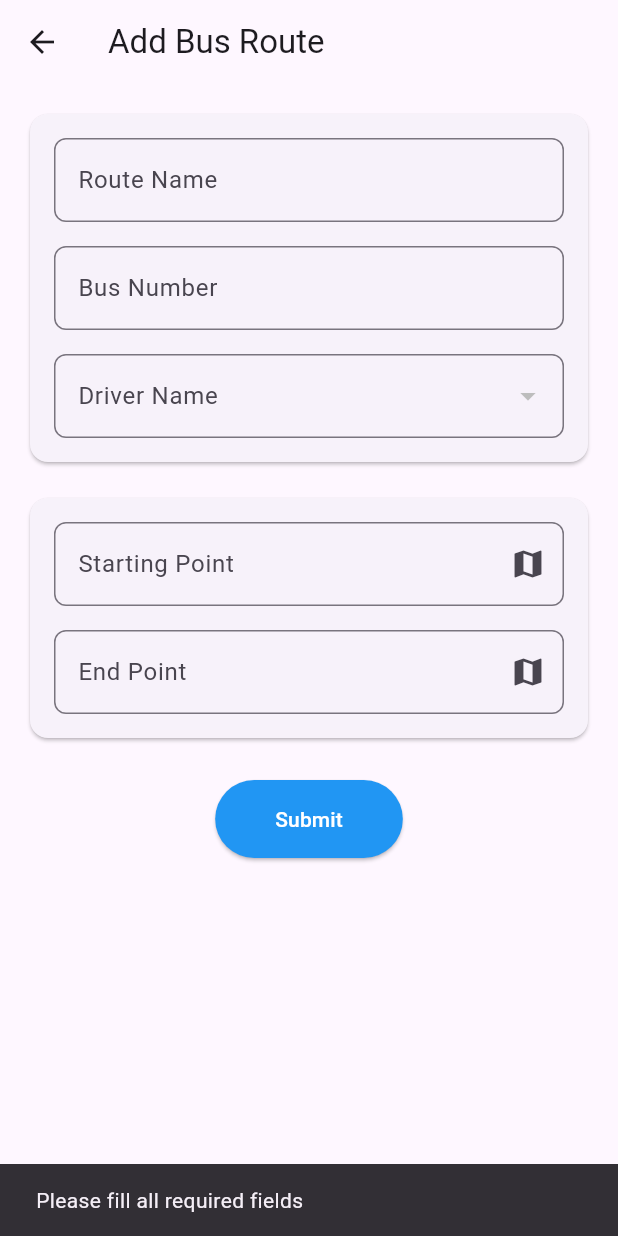
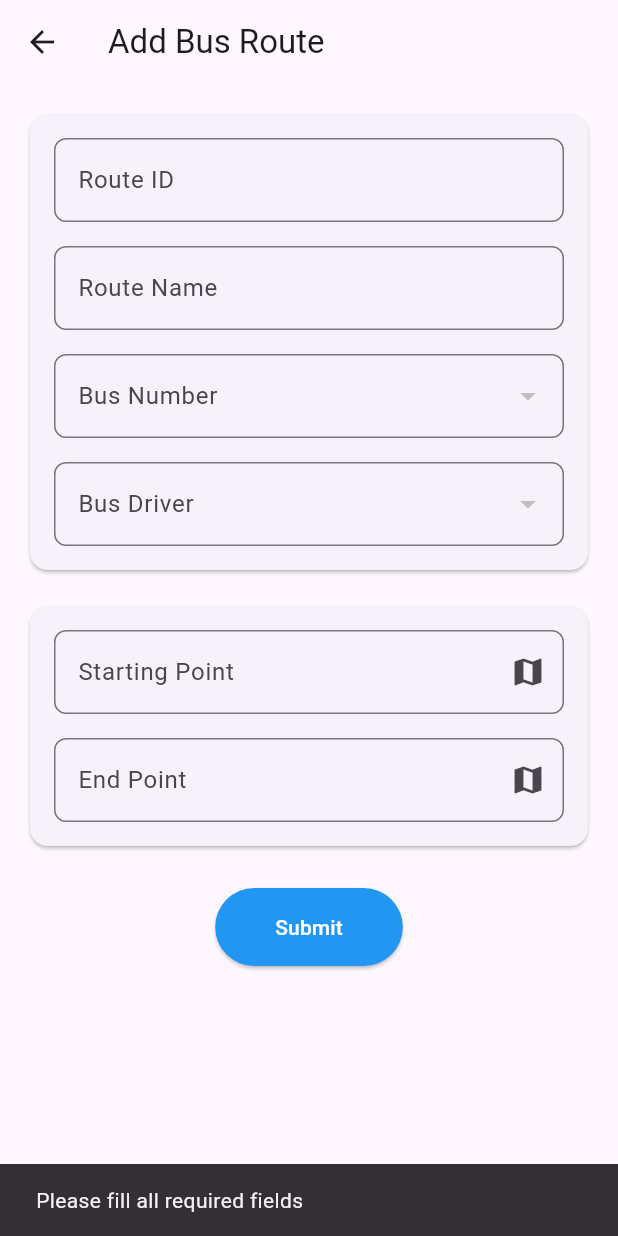
Before and after one commit to PePe-Ronin/bus_tracking_scheduling, a Flutter app: the Addroute screen opened directly with empty values, after a tap on "Submit", on a phone screen of 412 x 824 dp. Run offline on Flutter 3.47's test engine with Material 3 defaults, Android fonts, the phone set to English and light mode, and no system bars; our stand-ins replace cloud_firestore, firebase_auth, firebase_core, geolocator, google_fonts, google_maps_flutter and 2 more; missing offline and left inert: qr_code_scanner_plus; accounts and stored records are empty.

Commit message:
updated map

```diff
--- a/lib/adminDashboard/addroute.dart
+++ b/lib/adminDashboard/addroute.dart
@@ -14,13 +14,14 @@ class Addroute extends StatefulWidget {
 }
 
 class _AddrouteState extends State<Addroute> {
+  String? _selectedBus;
   String? _selectedDriver;
-  List<String> _drivers = [];
+  List<String> _bus = [];
+  List<String> _driver = [];
   bool _isLoading = true;
 
   final TextEditingController _routeID = TextEditingController();
   final TextEditingController _routeName = TextEditingController();
-  final TextEditingController _busID = TextEditingController();
   final TextEditingController _startingPoint = TextEditingController();
   final TextEditingController _endPoint = TextEditingController();
 
@@ -31,6 +32,7 @@ class _AddrouteState extends State<Addroute> {
   void initState() {
     super.initState();
     _fetchBus();
+    _fetchDriver();
   }
 
   Future<void> _fetchBus() async {
@@ -38,7 +40,31 @@ class _AddrouteState extends State<Addroute> {
       QuerySnapshot snapshot =
           await FirebaseFirestore.instance.collection('bus').get();
 
-      List<String> fetchedDrivers = snapshot.docs.map((doc) {
+      List<String> fetchedBus = snapshot.docs.map((doc) {
+        String busID = doc['busID'] ?? '';
+        return busID;
+      }).toList();
+
+      setState(() {
+        _bus = fetchedBus;
+        _isLoading = false;
+      });
+    } catch (e) {
+      setState(() {
+        _isLoading = false;
+      });
+      ScaffoldMessenger.of(context).showSnackBar(
+        SnackBar(content: Text('Error fetching bus: $e')),
+      );
+    }
+  }
+
+  Future<void> _fetchDriver() async {
+    try {
+      QuerySnapshot snapshot =
+          await FirebaseFirestore.instance.collection('driver').get();
+
+      List<String> fetchedDriver = snapshot.docs.map((doc) {
         String firstName = doc['firstName'] ?? '';
         String middleName = doc['middleName'] ?? '';
         String lastName = doc['lastName'] ?? '';
@@ -46,7 +72,7 @@ class _AddrouteState extends State<Addroute> {
       }).toList();
 
       setState(() {
-        _drivers = fetchedDrivers;
+        _driver = fetchedDriver;
         _isLoading = false;
       });
     } catch (e) {
@@ -54,7 +80,7 @@ class _AddrouteState extends State<Addroute> {
         _isLoading = false;
       });
       ScaffoldMessenger.of(context).showSnackBar(
-        SnackBar(content: Text('Error fetching drivers: $e')),
+        SnackBar(content: Text('Error fetching bus: $e')),
       );
     }
   }
@@ -90,8 +116,8 @@ class _AddrouteState extends State<Addroute> {
 
   Future<void> _submitBusRoutes() async {
     if (_routeID.text.isEmpty ||
-        _busID.text.isEmpty ||
-        _selectedDriver == null ||
+        _routeName.text.isEmpty ||
+        _selectedBus == null ||
         _startingPointLocation == null ||
         _endPointLocation == null) {
       ScaffoldMessenger.of(context).showSnackBar(
@@ -104,7 +130,7 @@ class _AddrouteState extends State<Addroute> {
       await FirebaseFirestore.instance.collection('routes').add({
         'routeID': _routeID.text,
         'routeName': _routeName.text,
-        'busNumber': _busID.text,
+        'busID': _selectedBus,
         'startingPoint': {
           'latitude': _startingPointLocation!.latitude,
           'longitude': _startingPointLocation!.longitude,
@@ -156,18 +182,21 @@ class _AddrouteState extends State<Addroute> {
                       padding: const EdgeInsets.all(16.0),
                       child: Column(
                         children: [
-                          TextField(
-                            controller: _routeID,
-                            decoration: InputDecoration(
-                              labelText: "Route Name",
-                              border: OutlineInputBorder(
-                                borderRadius: BorderRadius.circular(8.0),
-                              ),
-                            ),
-                          ),
-                          const SizedBox(height: 16),
-                          TextField(
-                            controller: _busID,
+                          _buildTextField('Route ID', _routeID),
+                          _buildTextField('Route Name', _routeName),
+                          DropdownButtonFormField<String>(
+                            value: _selectedBus,
+                            items: _bus.map((bus) {
+                              return DropdownMenuItem(
+                                value: bus,
+                                child: Text(bus),
+                              );
+                            }).toList(),
+                            onChanged: (value) {
+                              setState(() {
+                                _selectedBus = value;
+                              });
+                            },
                             decoration: InputDecoration(
                               labelText: "Bus Number",
                               border: OutlineInputBorder(
@@ -175,10 +204,12 @@ class _AddrouteState extends State<Addroute> {
                               ),
                             ),
                           ),
-                          const SizedBox(height: 16),
+                          SizedBox(
+                            height: 16,
+                          ),
                           DropdownButtonFormField<String>(
                             value: _selectedDriver,
-                            items: _drivers.map((driver) {
+                            items: _driver.map((driver) {
                               return DropdownMenuItem(
                                 value: driver,
                                 child: Text(driver),
@@ -186,11 +217,11 @@ class _AddrouteState extends State<Addroute> {
                             }).toList(),
                             onChanged: (value) {
                               setState(() {
-                                _selectedDriver = value;
+                                _selectedBus = value;
                               });
                             },
                             decoration: InputDecoration(
-                              labelText: "Driver Name",
+                              labelText: "Bus Driver",
                               border: OutlineInputBorder(
                                 borderRadius: BorderRadius.circular(8.0),
                               ),
@@ -254,6 +285,23 @@ class _AddrouteState extends State<Addroute> {
                 ],
               ),
             ),
+    );
+  }
+
+  Widget _buildTextField(String label, TextEditingController controller,
+      {TextInputType keyboardType = TextInputType.text}) {
+    return Padding(
+      padding: const EdgeInsets.only(bottom: 16.0),
+      child: TextField(
+        controller: controller,
+        keyboardType: keyboardType,
+        decoration: InputDecoration(
+          labelText: label,
+          border: OutlineInputBorder(
+            borderRadius: BorderRadius.circular(8),
+          ),
+        ),
+      ),
     );
   }
 }
--- a/lib/adminDashboard/adminDashboard.dart
+++ b/lib/adminDashboard/adminDashboard.dart
@@ -34,6 +34,7 @@ class _MapAdminState extends State<MapAdmin> {
   void _onMapCreated(GoogleMapController controller) {
     _mapController = controller;
     _enableLocation(); // Enable location layer after map is created
+    _loadRouteMarkers();
   }
 
   // Request location permissions
@@ -125,6 +126,29 @@ class _MapAdminState extends State<MapAdmin> {
       context,
       MaterialPageRoute(builder: (context) => const LoginScreen()),
     );
+  }
+
+  void _loadRouteMarkers() {
+    getRoutes().listen((routes) {
+      setState(() {
+        _markers.clear(); // Clear existing markers
+        for (var route in routes) {
+          _markers.add(
+            Marker(
+              markerId: MarkerId(route.routeName),
+              position:
+                  LatLng(route.endPoint.latitude, route.endPoint.longitude),
+              infoWindow: InfoWindow(
+                title: route.routeName,
+                snippet: 'Driver: ${route.driver}, Bus: ${route.busNumber}',
+              ),
+              icon: BitmapDescriptor.defaultMarkerWithHue(
+                  BitmapDescriptor.hueBlue),
+            ),
+          );
+        }
+      });
+    });
   }
 
   // Add route method for navigating to the "Add Route" page
@@ -294,14 +318,18 @@ class _MapAdminState extends State<MapAdmin> {
                     final route = routes[index];
                     return RouteCard(
                       routeName: route.routeName,
-                      driver: 'Driver: ${route.driver}',
-                      busNumber: 'Bus Number: ${route.busNumber}',
+                      driver: route.driver,
+                      busNumber: route.busNumber,
+                      startingPoint:
+                          route.startingPoint, // Pass as Location object
+                      endPoint: route.endPoint, // Pass as Location object
                     );
                   },
                 );
               },
             ),
           ),
+
           // "Add Route" button
           Padding(
             padding:
@@ -330,12 +358,16 @@ class RouteCard extends StatelessWidget {
   final String routeName;
   final String driver;
   final String busNumber;
+  final Location startingPoint;
+  final Location endPoint;
 
   const RouteCard({
     super.key,
     required this.routeName,
     required this.driver,
     required this.busNumber,
+    required this.startingPoint,
+    required this.endPoint,
   });
 
   @override
@@ -364,7 +396,7 @@ class RouteCard extends StatelessWidget {
           ),
         ),
         subtitle: Text(
-          '$driver\n$busNumber',
+          'Driver: $driver\nBus: $busNumber\nFrom: ${startingPoint.toString()}\nTo: ${endPoint.toString()}',
           style: const TextStyle(
             fontSize: 14,
             color: Colors.grey,
@@ -380,20 +412,46 @@ class RouteData {
   final String routeName;
   final String driver;
   final String busNumber;
+  final Location startingPoint;
+  final Location endPoint;
 
   RouteData({
     required this.routeName,
     required this.driver,
     required this.busNumber,
+    required this.startingPoint,
+    required this.endPoint,
   });
 
   // Factory method to create a RouteData from Firestore data
   factory RouteData.fromFirestore(Map<String, dynamic> firestoreData) {
     return RouteData(
       routeName: firestoreData['routeName'],
-      driver: firestoreData['driver'],
-      busNumber: firestoreData['busNumber'],
+      driver: firestoreData['busDriver'],
+      busNumber: firestoreData['busID'],
+      startingPoint: Location.fromMap(firestoreData['startingPoint'] ?? {}),
+      endPoint: Location.fromMap(firestoreData['endPoint'] ?? {}),
     );
+  }
+}
+
+// New class to handle location data
+class Location {
+  final double latitude;
+  final double longitude;
+
+  Location({required this.latitude, required this.longitude});
+
+  factory Location.fromMap(Map<String, dynamic> map) {
+    return Location(
+      latitude: (map['latitude'] ?? 0.0).toDouble(),
+      longitude: (map['longitude'] ?? 0.0).toDouble(),
+    );
+  }
+
+  @override
+  String toString() {
+    return 'Lat: $latitude, Lng: $longitude';
   }
 }
 
--- a/lib/adminDashboard/drivers.dart
+++ b/lib/adminDashboard/drivers.dart
@@ -26,9 +26,8 @@ class DriverScreen extends StatelessWidget {
             const SizedBox(height: 8),
             Expanded(
               child: StreamBuilder<QuerySnapshot>(
-                stream: FirebaseFirestore.instance
-                    .collection('drivers')
-                    .snapshots(),
+                stream:
+                    FirebaseFirestore.instance.collection('driver').snapshots(),
                 builder: (context, snapshot) {
                   if (snapshot.connectionState == ConnectionState.waiting) {
                     return const Center(child: CircularProgressIndicator());
--- a/lib/studentsDashboard/studentRegistration.dart
+++ b/lib/studentsDashboard/studentRegistration.dart
@@ -25,6 +25,7 @@ class _StudentConRegState extends State<StudentConReg> {
   final _email = TextEditingController();
   final _stopID = TextEditingController();
 
+  // ignore: unused_field
   LatLng? _selectedLocation;
 
   @override
```
Also changed, not shown: lib/adminDashboard/addbus.dart (+84 -11 lines).
